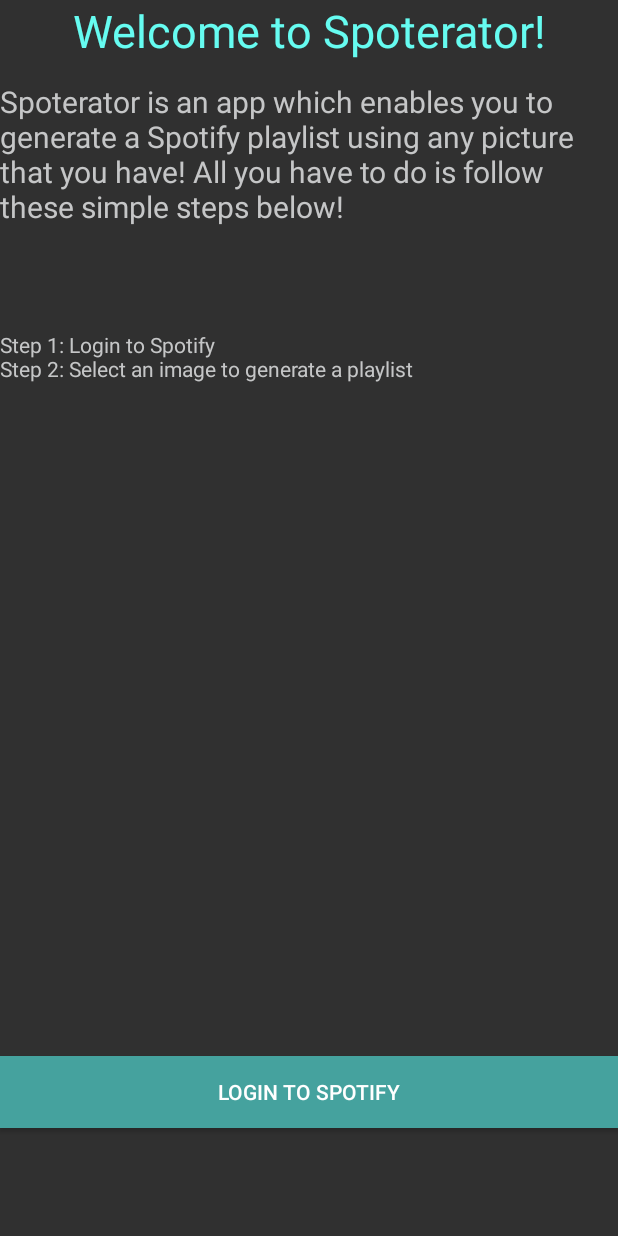
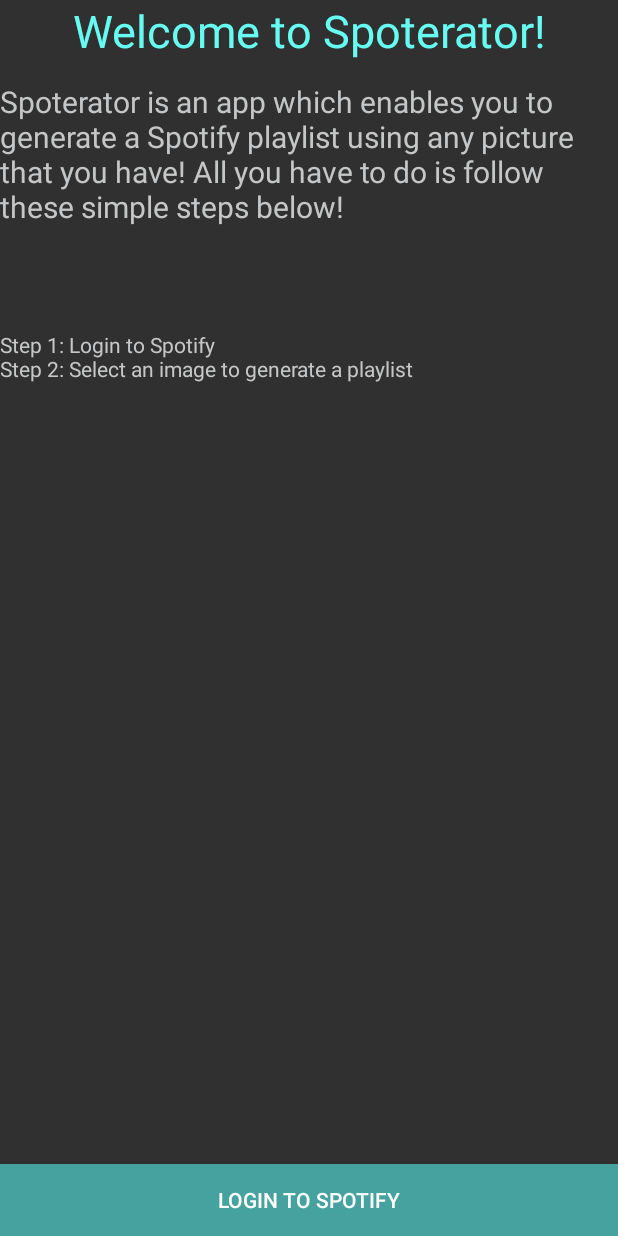
Before and after one commit to mineyev2/PicturePlaylist, an Android app: the screen it shows after launch (SpotifyLoginActivity), on a phone screen of 412 x 824 dp. Run offline under Robolectric (Android 15) with nearby library versions, the phone set to English and light mode, and no system bars; libraries missing offline, so code that uses them is left out: com.spotify.sdk, kaaes.spotify.webapi; Roboto replaces fonts that are not available here.

```diff
--- a/app/src/main/res/layout/activity_launch.xml
+++ b/app/src/main/res/layout/activity_launch.xml
@@ -45,7 +45,6 @@
         android:id="@+id/loginButton"
         android:layout_width="match_parent"
         android:layout_height="wrap_content"
-        android:layout_marginBottom="72dp"
         android:background="@color/background"
         android:text="Login to Spotify"
         android:textAllCaps="true"
```
